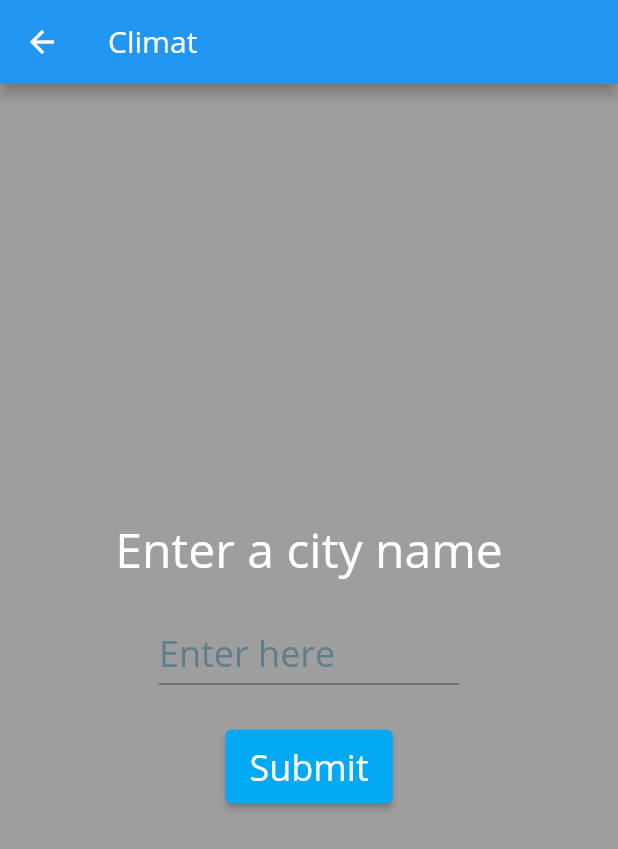
After one commit to sparklaunch/Climat, a Flutter app: the SearchScreen screen opened by its route, on a phone screen of 412 x 824 dp. The commit adds this screen. Shown: the top 849 px of the screen. Run offline on Flutter 3.47's test engine with Material 2 defaults, Android fonts, the phone set to English and light mode, and no system bars; our stand-ins replace flutter_spinkit, geolocator.

Commit message:
add search screen

```diff
--- a/lib/main.dart
+++ b/lib/main.dart
@@ -2,6 +2,7 @@ import 'package:flutter/material.dart';
 
 import "package:climat/screens/LoadingScreen.dart";
 import "package:climat/screens/MainScreen.dart";
+import "package:climat/screens/SearchScreen.dart";
 
 void main() {
   runApp(
@@ -14,6 +15,7 @@ void main() {
       routes: {
         "/": (context) => LoadingScreen(),
         "/index": (context) => MainScreen(),
+        "/search": (context) => SearchScreen(),
       },
     ),
   );
--- /dev/null
+++ b/lib/screens/SearchScreen.dart
@@ -0,0 +1,91 @@
+import "package:flutter/material.dart";
+
+class SearchScreen extends StatefulWidget {
+  @override
+  _SearchScreenState createState() => _SearchScreenState();
+}
+
+class _SearchScreenState extends State<SearchScreen> {
+  String userInput;
+  @override
+  Widget build(BuildContext context) {
+    return Scaffold(
+      backgroundColor: Colors.grey,
+      appBar: AppBar(
+        title: Text("Climat"),
+      ),
+      body: SafeArea(
+        child: Center(
+          child: Column(
+            mainAxisSize: MainAxisSize.min,
+            children: [
+              Text(
+                "Enter a city name",
+                style: TextStyle(
+                  fontSize: 32.0,
+                  color: Colors.white,
+                ),
+              ),
+              SizedBox(
+                height: 30.0,
+              ),
+              Container(
+                width: 200.0,
+                child: TextField(
+                  decoration: InputDecoration(
+                    enabledBorder: UnderlineInputBorder(
+                      borderSide: BorderSide(
+                        color: Colors.black38,
+                      ),
+                    ),
+                    focusedBorder: UnderlineInputBorder(
+                      borderSide: BorderSide(
+                        color: Colors.black,
+                      ),
+                    ),
+                    hintText: "Enter here",
+                    hintStyle: TextStyle(
+                      color: Colors.blueGrey,
+                    ),
+                    isDense: true,
+                    contentPadding: EdgeInsets.only(
+                      bottom: 5.0,
+                    ),
+                  ),
+                  style: TextStyle(
+                    fontSize: 24.0,
+                    color: Colors.white,
+                  ),
+                  onChanged: (event) {
+                    setState(() {
+                      this.userInput = event;
+                    });
+                  },
+                ),
+              ),
+              SizedBox(
+                height: 30.0,
+              ),
+              ElevatedButton(
+                style: ElevatedButton.styleFrom(
+                  primary: Colors.lightBlue,
+                  padding: EdgeInsets.symmetric(
+                    horizontal: 16.0,
+                    vertical: 8.0,
+                  ),
+                ),
+                onPressed: () {},
+                child: Text(
+                  "Submit",
+                  style: TextStyle(
+                    fontSize: 24.0,
+                  ),
+                ),
+              ),
+            ],
+          ),
+        ),
+      ),
+    );
+  }
+}
```
Also changed, not shown: lib/screens/MainScreen.dart (+37 -12 lines).
